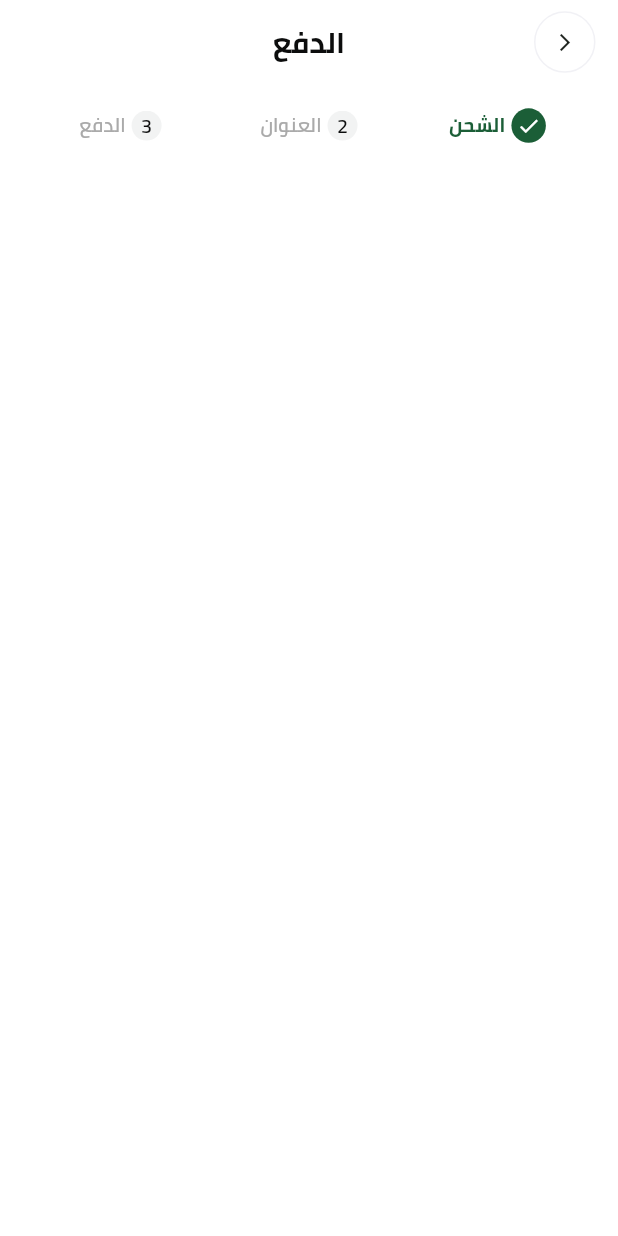
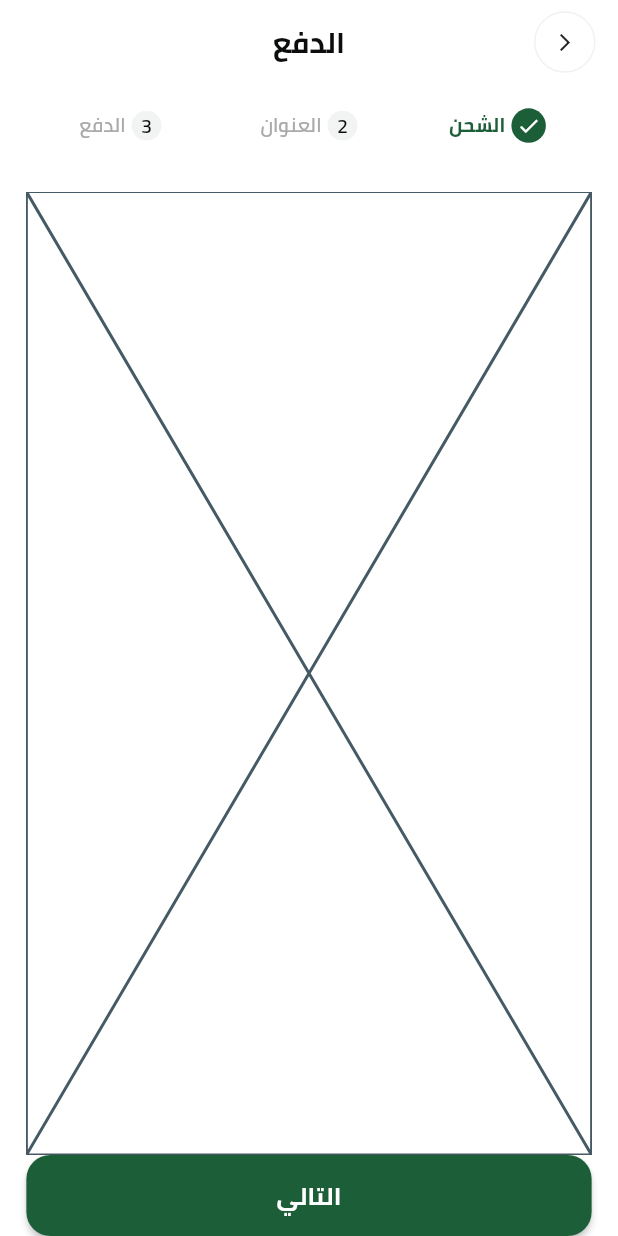
Before and after one commit to AhmedHussein1000/fruit_hub, a Flutter app: the CheckoutScreen screen opened by its route, on a phone screen of 412 x 824 dp. Run offline on Flutter 3.47's test engine with Material 3 defaults, Android fonts, the phone set to English and light mode, and no system bars; our stand-ins replace cached_network_image, carousel_slider, cloud_firestore, dartz, device_preview, dots_indicator and 15 more; missing offline and left inert: flutter_facebook_auth; accounts and stored records are empty; project files that could hold a hidden picture were left out.

Commit message:
Initial checkout steps page view

```diff
--- a/lib/features/checkout/presentation/screens/widgets/checkout_screen_body.dart
+++ b/lib/features/checkout/presentation/screens/widgets/checkout_screen_body.dart
@@ -1,9 +1,35 @@
 import 'package:flutter/material.dart';
 import 'package:flutter_screenutil/flutter_screenutil.dart';
+import 'package:fruit_hub/core/widgets/custom_button.dart';
 import 'package:fruit_hub/features/checkout/presentation/screens/widgets/checkout_steps.dart';
+import 'package:fruit_hub/features/checkout/presentation/screens/widgets/checkout_steps_pageview.dart';
+import 'package:fruit_hub/generated/l10n.dart';
 
-class CheckoutScreenBody extends StatelessWidget {
+class CheckoutScreenBody extends StatefulWidget {
   const CheckoutScreenBody({super.key});
+
+  @override
+  State<CheckoutScreenBody> createState() => _CheckoutScreenBodyState();
+}
+
+class _CheckoutScreenBodyState extends State<CheckoutScreenBody> {
+  late PageController pageController;
+  int currentIndex = 0;
+  @override
+  void initState() {
+    pageController = PageController();
+    super.initState();
+    pageController.addListener(() {
+      setState(() {
+        currentIndex = pageController.page!.round();
+      });
+    });
+  }
+  @override
+  void dispose() {
+    pageController.dispose();
+    super.dispose();
+  }
 
   @override
   Widget build(BuildContext context) {
@@ -12,11 +38,34 @@ class CheckoutScreenBody extends StatelessWidget {
       child: Column(
         children: [
           SizedBox(
-            height: 16.h,),
-            const CheckoutSteps(),
-            SizedBox(height: 32.h,)
+            height: 16.h,
+          ),
+          const CheckoutSteps(),
+          SizedBox(
+            height: 32.h,
+          ),
+          Expanded(
+              child: CheckoutStepsPageview(
+            pageController: pageController,
+          )),
+          CustomButton(onPressed: () {
+            //TODO later
+          }, btnText:_getBtnText(currentIndex: currentIndex ) )
         ],
       ),
     );
   }
+  String _getBtnText({required int currentIndex}) {
+    switch (currentIndex) {
+      case 0:
+        return S.of(context).next;
+      case 1:
+        return S.of(context).next;
+      case 2:
+        return S.of(context).paypalPayment;
+      default:
+        return S.of(context).next;
+    }
+
+  }
 }
--- /dev/null
+++ b/lib/features/checkout/presentation/screens/widgets/checkout_steps_pageview.dart
@@ -0,0 +1,24 @@
+import 'package:flutter/material.dart';
+import 'package:fruit_hub/features/checkout/presentation/screens/widgets/adress_inputs_section.dart';
+import 'package:fruit_hub/features/checkout/presentation/screens/widgets/payment_section.dart';
+import 'package:fruit_hub/features/checkout/presentation/screens/widgets/shipping_section.dart';
+
+class CheckoutStepsPageview extends StatelessWidget {
+  const CheckoutStepsPageview({super.key, required this.pageController});
+final PageController pageController;
+  @override
+  Widget build(BuildContext context) {
+    return PageView.builder(
+      physics: const NeverScrollableScrollPhysics(),
+      controller: pageController,
+      itemCount: getPages().length,
+      itemBuilder: (context, index) => getPages()[index],
+    );
+  }
+
+  List<Widget> getPages() => [
+        const ShippingSection(),
+        const AdressInputsSection(),
+        const PaymentSection(),
+      ];
+}
--- /dev/null
+++ b/lib/features/checkout/presentation/screens/widgets/shipping_section.dart
@@ -0,0 +1,10 @@
+import 'package:flutter/material.dart';
+
+class ShippingSection extends StatelessWidget {
+  const ShippingSection({super.key});
+
+  @override
+  Widget build(BuildContext context) {
+    return const Placeholder();
+  }
+}
--- a/lib/l10n/intl_ar.arb
+++ b/lib/l10n/intl_ar.arb
@@ -95,7 +95,9 @@
     "addedToCart" : "تمت الإضافة الي سله التسوق بنجاح",
     "shipping" : "الشحن",
     "address" : "العنوان",
-    "cartIsEmpty" : "سلة التسوق فارغة"
+    "cartIsEmpty" : "سلة التسوق فارغة",
+    "next" : "التالي",
+    "paypalPayment" : "دفع بواسطة Paypal"
 
 
 }
--- a/lib/l10n/intl_en.arb
+++ b/lib/l10n/intl_en.arb
@@ -98,6 +98,8 @@
     "addedToCart" : "Added to Cart Successfully",
     "shipping" : "Shipping",
     "address" : "Address",
-    "cartIsEmpty" : "Your Cart is Empty"
+    "cartIsEmpty" : "Your Cart is Empty",
+    "next" : "Next",
+    "paypalPayment" : "Pay with Paypal"
 
 }
```
Also changed, not shown: lib/features/checkout/presentation/screens/widgets/adress_inputs_section.dart (added, +10 -0 lines), lib/features/checkout/presentation/screens/widgets/payment_section.dart (added, +10 -0 lines), lib/generated/intl/messages_ar.dart, lib/generated/intl/messages_en.dart, lib/generated/l10n.dart.
